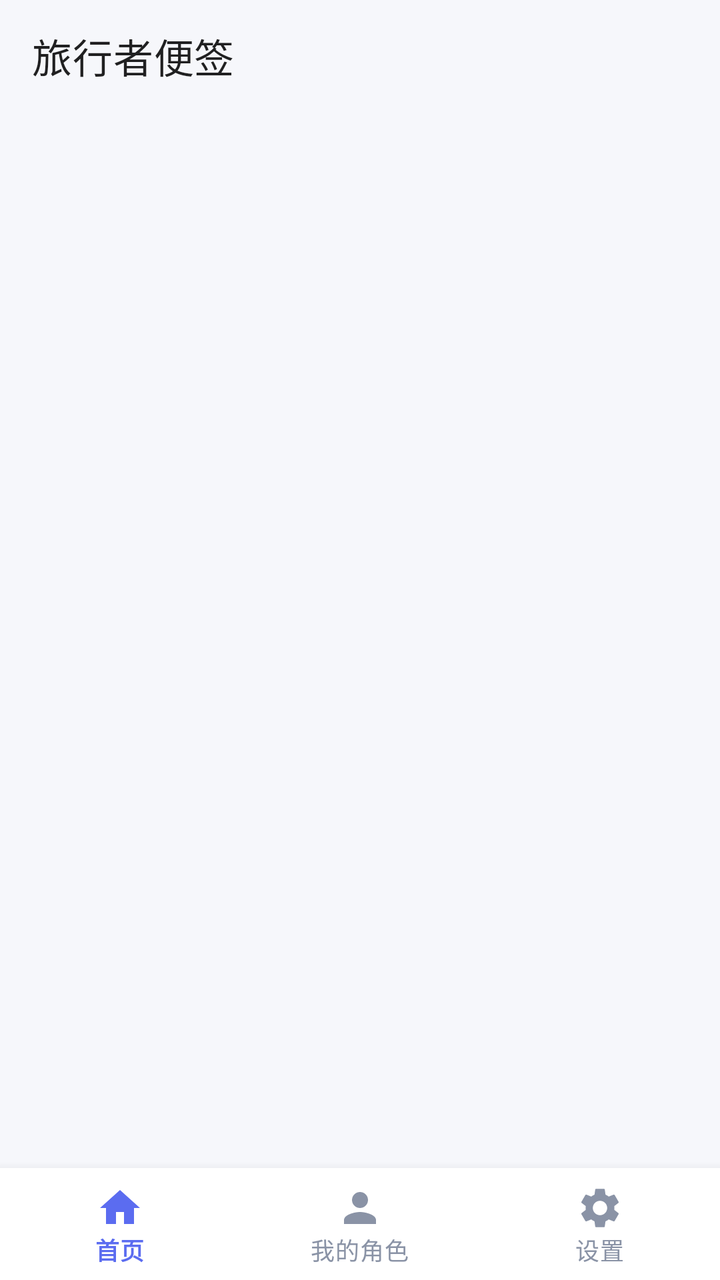
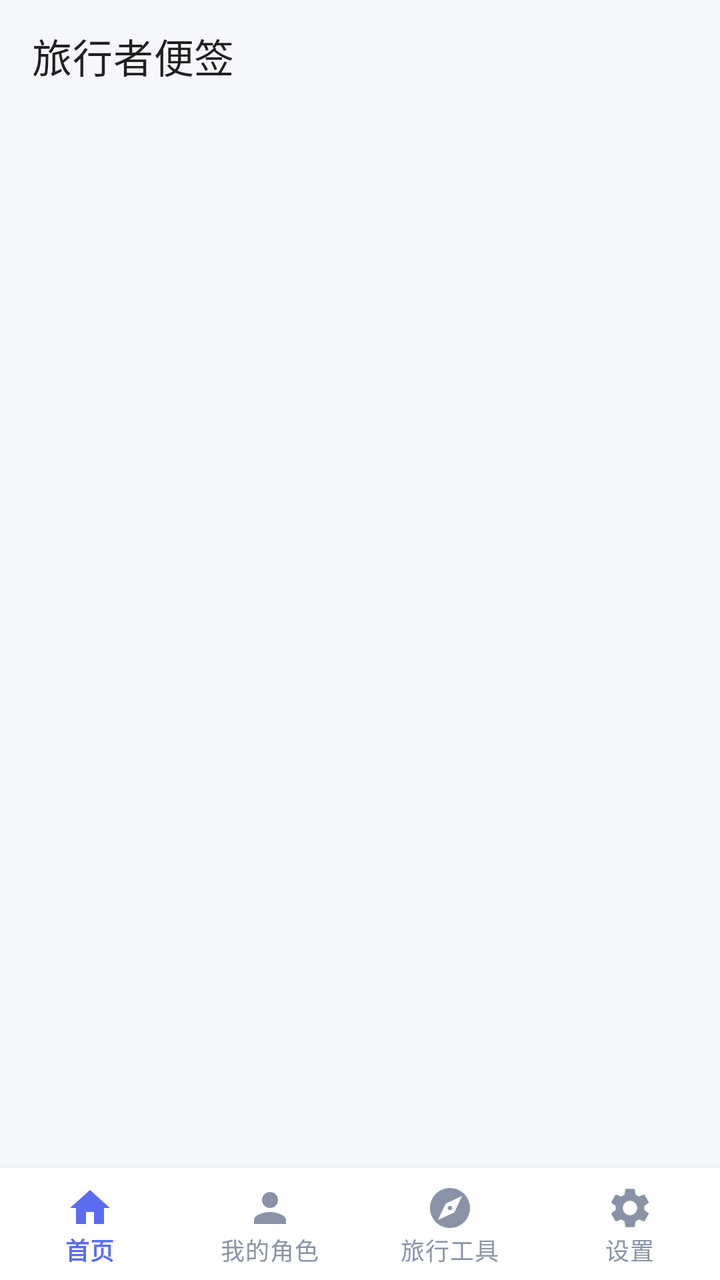

The first picture is an Android layout as it rendered before a commit; the second is the same layout after the commit. The layout source and the unified diff follow.
<!-- AndroidManifest.xml: application theme Theme.TravelerNote -->
<!-- res/layout/activity_main.xml -->
<?xml version="1.0" encoding="utf-8"?>
<LinearLayout xmlns:android="http://schemas.android.com/apk/res/android"
    xmlns:app="http://schemas.android.com/apk/res-auto"
    android:id="@+id/root"
    android:layout_width="match_parent"
    android:layout_height="match_parent"
    android:background="@android:color/transparent"
    android:orientation="vertical">

    <com.google.android.material.appbar.MaterialToolbar
        android:id="@+id/toolbar"
        android:layout_width="match_parent"
        android:layout_height="?attr/actionBarSize"
        android:background="@android:color/transparent"
        app:title="@string/app_name"
        app:titleTextColor="?android:attr/textColorPrimary" />

    <FrameLayout
        android:layout_width="match_parent"
        android:layout_height="0dp"
        android:layout_weight="1">

        <androidx.recyclerview.widget.RecyclerView
            android:id="@+id/recycler"
            android:layout_width="match_parent"
            android:layout_height="match_parent"
            android:clipToPadding="false"
            android:overScrollMode="never"
            android:paddingStart="20dp"
            android:paddingEnd="20dp"
            android:paddingTop="12dp"
            android:paddingBottom="20dp"
            android:scrollbars="none" />

        <androidx.core.widget.NestedScrollView
            android:id="@+id/charactersScroll"
            android:layout_width="match_parent"
            android:layout_height="match_parent"
            android:fillViewport="true"
            android:overScrollMode="never"
            android:visibility="gone">

            <LinearLayout
                android:layout_width="match_parent"
                android:layout_height="wrap_content"
                android:orientation="vertical"
                android:paddingStart="20dp"
                android:paddingEnd="20dp"
                android:paddingTop="12dp"
                android:paddingBottom="24dp">

                <com.google.android.material.card.MaterialCardView
                    android:layout_width="match_parent"
                    android:layout_height="wrap_content"
                    app:cardBackgroundColor="?attr/colorSurface"
                    app:cardCornerRadius="16dp"
                    app:cardElevation="0dp"
                    app:strokeColor="@color/divider"
                    app:strokeWidth="1dp">

                    <LinearLayout
                        android:layout_width="match_parent"
                        android:layout_height="wrap_content"
                        android:orientation="vertical"
                        android:padding="18dp">

                        <TextView
                            android:id="@+id/charRoleName"
                            android:layout_width="wrap_content"
                            android:layout_height="wrap_content"
                            android:textColor="?android:attr/textColorPrimary"
                            android:textSize="18sp"
                            android:textStyle="bold" />

                        <TextView
                            android:id="@+id/charRoleUid"
                            android:layout_width="wrap_content"
                            android:layout_height="wrap_content"
                            android:layout_marginTop="4dp"
                            android:textColor="?android:attr/textColorSecondary"
                            android:textSize="13sp" />
                    </LinearLayout>
                </com.google.android.material.card.MaterialCardView>

                <TextView
                    android:layout_width="wrap_content"
                    android:layout_height="wrap_content"
                    android:layout_marginTop="18dp"
                    android:text="@string/characters_title"
                    android:textColor="?android:attr/textColorPrimary"
                    android:textSize="17sp"
                    android:textStyle="bold" />

                <LinearLayout
                    android:id="@+id/charList"
                    android:layout_width="match_parent"
                    android:layout_height="wrap_content"
                    android:layout_marginTop="12dp"
                    android:orientation="vertical" />
            </LinearLayout>
        </androidx.core.widget.NestedScrollView>
    </FrameLayout>

    <com.google.android.material.bottomnavigation.BottomNavigationView
        android:id="@+id/bottomNav"
        android:layout_width="match_parent"
        android:layout_height="wrap_content"
        android:background="?attr/colorSurface"
        app:itemIconTint="@color/bottom_nav_color"
        app:itemTextColor="@color/bottom_nav_color"
        app:labelVisibilityMode="labeled"
        app:menu="@menu/bottom_nav" />
</LinearLayout>
<!-- resources referenced by this layout -->
<resources>
  <color name="divider">#ECEFF5</color>
  <string name="app_name">旅行者便签</string>
  <string name="characters_title">展示角色</string>
  <style name="Theme.TravelerNote" parent="Theme.MaterialComponents.DayNight.NoActionBar">
          <item name="colorPrimary">@color/accent_blue</item>
          <item name="colorPrimaryVariant">@color/primary_dark</item>
          <item name="colorOnPrimary">@color/on_primary</item>
          <item name="colorSecondary">@color/accent_blue</item>
          <item name="colorSecondaryVariant">@color/primary_dark</item>
          <item name="colorOnSecondary">@color/on_primary</item>
          <item name="android:windowBackground">@color/background</item>
          <item name="android:statusBarColor">@android:color/transparent</item>
          <item name="android:navigationBarColor">@android:color/transparent</item>
          <item name="android:windowLightStatusBar">true</item>
          <item name="android:windowLightNavigationBar">true</item>
          <item name="android:windowLayoutInDisplayCutoutMode">shortEdges</item>
      </style>
  <color name="accent_blue">#5B6CF0</color>
  <color name="primary_dark">#4456C8</color>
  <color name="on_primary">#FFFFFF</color>
  <color name="background">#F6F7FB</color>
</resources>

<!-- the commit's change to res/layout/activity_main.xml (unified diff, before → after) -->
@@ -99,6 +99,148 @@
                     android:orientation="vertical" />
             </LinearLayout>
         </androidx.core.widget.NestedScrollView>
+
+        <androidx.core.widget.NestedScrollView
+            android:id="@+id/toolsScroll"
+            android:layout_width="match_parent"
+            android:layout_height="match_parent"
+            android:fillViewport="true"
+            android:overScrollMode="never"
+            android:visibility="gone">
+
+            <LinearLayout
+                android:layout_width="match_parent"
+                android:layout_height="wrap_content"
+                android:orientation="vertical"
+                android:paddingStart="20dp"
+                android:paddingEnd="20dp"
+                android:paddingTop="12dp"
+                android:paddingBottom="24dp">
+
+                <com.google.android.material.card.MaterialCardView
+                    android:layout_width="match_parent"
+                    android:layout_height="wrap_content"
+                    app:cardBackgroundColor="?attr/colorSurface"
+                    app:cardCornerRadius="16dp"
+                    app:cardElevation="0dp"
+                    app:strokeColor="@color/divider"
+                    app:strokeWidth="1dp">
+
+                    <LinearLayout
+                        android:layout_width="match_parent"
+                        android:layout_height="wrap_content"
+                        android:orientation="vertical"
+                        android:padding="16dp">
+
+                        <LinearLayout
+                            android:layout_width="match_parent"
+                            android:layout_height="wrap_content"
+                            android:gravity="center_vertical"
+                            android:orientation="horizontal">
+
+                            <ImageView
+                                android:layout_width="22dp"
+                                android:layout_height="22dp"
+                                android:contentDescription="@null"
+                                android:src="@drawable/ic_weekly"
+                                app:tint="?attr/colorPrimary" />
+
+                            <TextView
+                                android:layout_width="0dp"
+                                android:layout_height="wrap_content"
+                                android:layout_marginStart="10dp"
+                                android:layout_weight="1"
+                                android:text="@string/tab_tools"
+                                android:textColor="?android:attr/textColorPrimary"
+                                android:textSize="16sp"
+                                android:textStyle="bold" />
+
+                            <com.google.android.material.button.MaterialButton
+                                android:id="@+id/recordRefreshBtn"
+                                style="@style/Widget.MaterialComponents.Button.TextButton"
+                                android:layout_width="wrap_content"
+                                android:layout_height="wrap_content"
+                                android:minWidth="0dp"
+                                android:text="@string/tools_record_refresh"
+                                android:textSize="13sp" />
+                        </LinearLayout>
+
+                        <TextView
+                            android:id="@+id/recordStatus"
+                            android:layout_width="match_parent"
+                            android:layout_height="wrap_content"
+                            android:layout_marginTop="4dp"
+                            android:text="@string/tools_record_loading"
+                            android:textColor="?android:attr/textColorSecondary"
+                            android:textSize="12sp" />
+
+                        <TextView
+                            android:layout_width="match_parent"
+                            android:layout_height="wrap_content"
+                            android:layout_marginTop="12dp"
+                            android:text="@string/tools_record_abyss"
+                            android:textColor="?android:attr/textColorPrimary"
+                            android:textSize="15sp"
+                            android:textStyle="bold" />
+
+                        <TextView
+                            android:id="@+id/abyssSummary"
+                            android:layout_width="match_parent"
+                            android:layout_height="wrap_content"
+                            android:layout_marginTop="4dp"
+                            android:textColor="?android:attr/textColorSecondary"
+                            android:textSize="13sp" />
+
+                        <LinearLayout
+                            android:id="@+id/abyssFloors"
+                            android:layout_width="match_parent"
+                            android:layout_height="wrap_content"
+                            android:layout_marginTop="8dp"
+                            android:orientation="vertical" />
+
+                        <TextView
+                            android:layout_width="match_parent"
+                            android:layout_height="wrap_content"
+                            android:layout_marginTop="14dp"
+                            android:text="@string/tools_record_theater"
+                            android:textColor="?android:attr/textColorPrimary"
+                            android:textSize="15sp"
+                            android:textStyle="bold" />
+
+                        <TextView
+                            android:id="@+id/theaterSummary"
+                            android:layout_width="match_parent"
+                            android:layout_height="wrap_content"
+                            android:layout_marginTop="4dp"
+                            android:textColor="?android:attr/textColorSecondary"
+                            android:textSize="13sp" />
+
+                        <LinearLayout
+                            android:id="@+id/theaterAvatars"
+                            android:layout_width="match_parent"
+                            android:layout_height="wrap_content"
+                            android:layout_marginTop="8dp"
+                            android:orientation="horizontal" />
+                    </LinearLayout>
+                </com.google.android.material.card.MaterialCardView>
+
+                <TextView
+                    android:id="@+id/toolsHint"
+                    android:layout_width="match_parent"
+                    android:layout_height="wrap_content"
+                    android:layout_marginTop="18dp"
+                    android:text="@string/tools_hint"
+                    android:textColor="?android:attr/textColorSecondary"
+                    android:textSize="13sp" />
+
+                <LinearLayout
+                    android:id="@+id/toolsList"
+                    android:layout_width="match_parent"
+                    android:layout_height="wrap_content"
+                    android:layout_marginTop="12dp"
+                    android:orientation="vertical" />
+            </LinearLayout>
+        </androidx.core.widget.NestedScrollView>
     </FrameLayout>
 
     <com.google.android.material.bottomnavigation.BottomNavigationView
<!-- resource entries referenced after the edit -->
@@ -1,8 +1,25 @@
 <!-- resources referenced by this layout -->
 <resources>
   <color name="divider">#ECEFF5</color>
+  <!-- drawable ic_weekly (drawable) -->
+  <?xml version="1.0" encoding="utf-8"?>
+  <vector xmlns:android="http://schemas.android.com/apk/res/android"
+      android:width="24dp"
+      android:height="24dp"
+      android:viewportWidth="24"
+      android:viewportHeight="24">
+      <path
+          android:fillColor="#FFFFFFFF"
+          android:pathData="M12,1L3,5v6c0,5.55 3.84,10.74 9,12 5.16,-1.26 9,-6.45 9,-12L21,5l-9,-4zM12,11.99h7c-0.53,4.12 -3.28,7.79 -7,8.94L12,12L5,12L5,6.3l7,-3.11v8.8z" />
+  </vector>
   <string name="app_name">旅行者便签</string>
   <string name="characters_title">展示角色</string>
+  <string name="tab_tools">旅行工具</string>
+  <string name="tools_hint">米游社官方网页工具入口，点击用浏览器打开。战绩、祈愿、通行证等页面需要先在浏览器里登录米游社账号。</string>
+  <string name="tools_record_abyss">深境螺旋</string>
+  <string name="tools_record_loading">正在获取战绩…</string>
+  <string name="tools_record_refresh">刷新战绩</string>
+  <string name="tools_record_theater">幻想真境剧诗</string>
   <style name="Theme.TravelerNote" parent="Theme.MaterialComponents.DayNight.NoActionBar">
           <item name="colorPrimary">@color/accent_blue</item>
           <item name="colorPrimaryVariant">@color/primary_dark</item>
